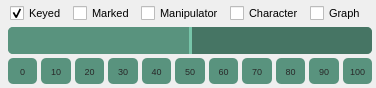
The window that blurBetween.ui (illmillrig/BlurBetween) describes before a commit, drawn with Qt 5.
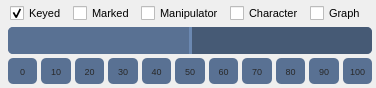
The same window after the commit.

Patch:
```diff
--- a/blurBetween.ui
+++ b/blurBetween.ui
@@ -17,7 +17,7 @@
    <string notr="true">
 
 QPushButton{
-	background-color: rgb(89, 147, 126);
+	background-color: rgb(89, 113, 147);
 	border-style: solid;
 	border-width:0px;
 	border-color: rgb(60, 60, 60);
@@ -32,17 +32,17 @@
 
 
 QSlider:groove{
-	background-color: rgb(89, 147, 126);
+	background-color: rgb(89, 113, 147);
 	border-radius:5px;
 }
 
 QSlider:handle:horizontal{
 	width: 3px;
-	background-color: rgb(119, 197, 169);
+	background-color: rgb(107, 136, 177);
 }
 
 QSlider:sub-page:horizontal{		
-	background-color: rgb(89, 147, 126);
+	background-color: rgb(89, 113, 147);
 	border-top-left-radius:5px;
 	border-bottom-left-radius:5px;
 }
@@ -51,11 +51,10 @@
 QSlider:add-page:horizontal{		
 	border-top-right-radius:5px;
 	border-bottom-right-radius:5px;
-	background-color: rgb(70, 117, 100);
+	background-color: rgb(70, 90, 117);
 }
 
-QSpinBox{
-	
+QSpinBox{	
 	color: rgb(50, 50, 50);
 	background-color: rgb(165, 165, 165);
 }
```
Left out of the diff: 2 changed lines with no effect on the pictures.
